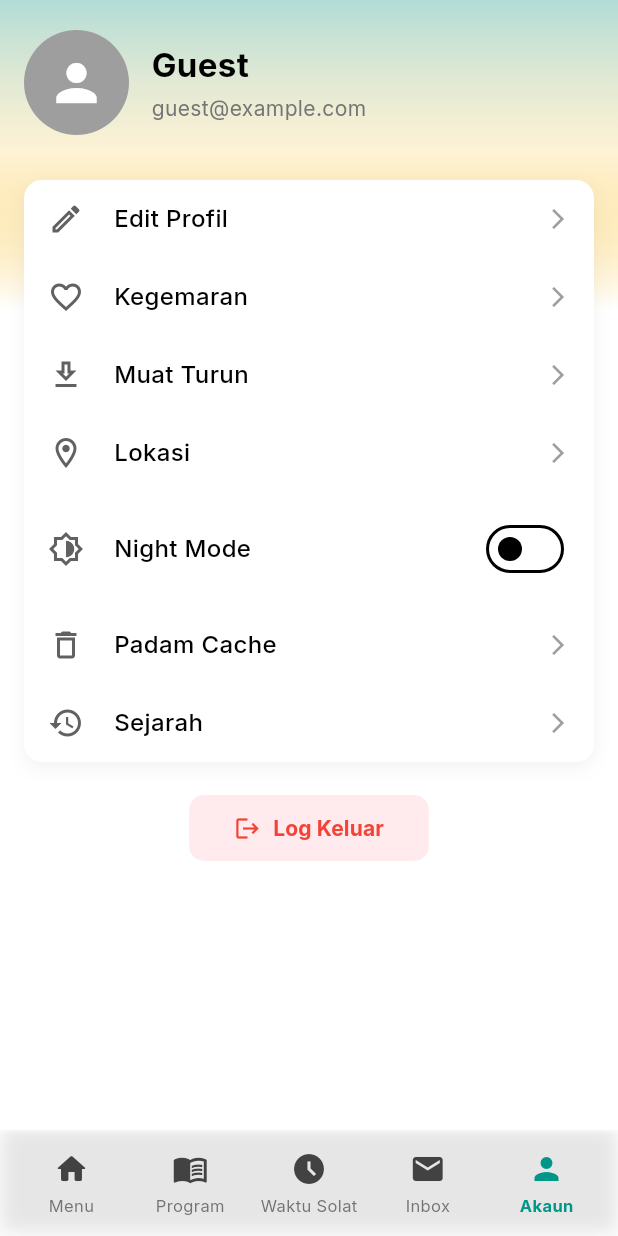
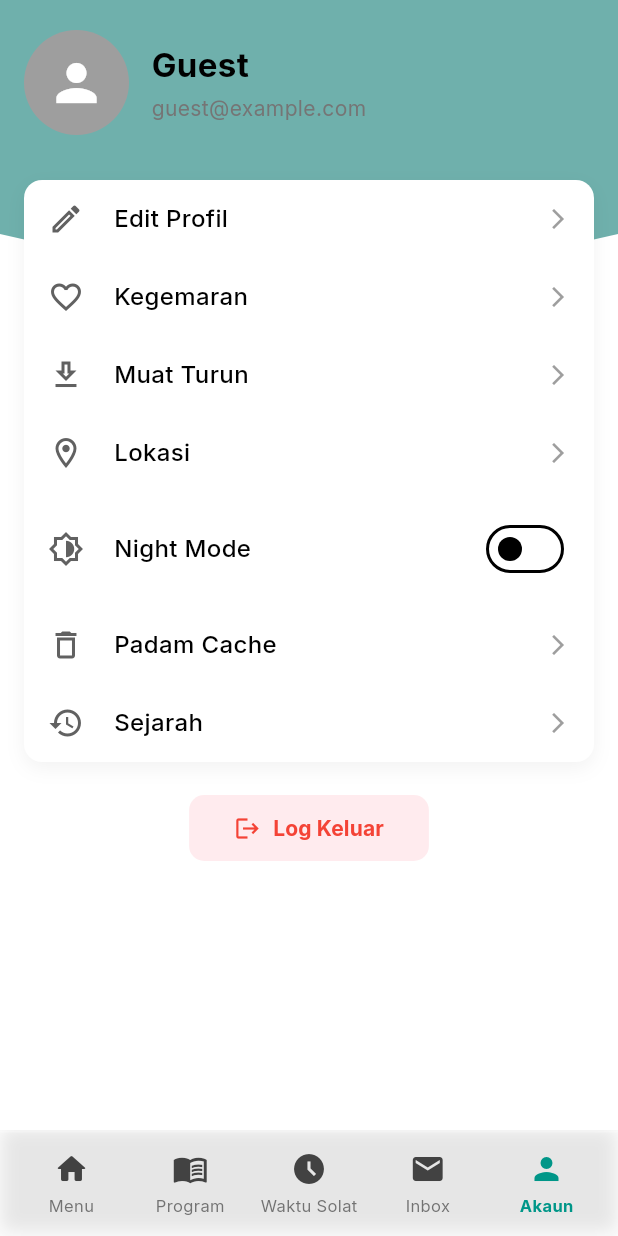
Before and after one commit to adamnymy/waqaffelda_apk, a Flutter app: the AkaunPage screen opened directly, on a phone screen of 412 x 824 dp. Run offline on Flutter 3.47's test engine with Material 3 defaults, Android fonts, the phone set to English and light mode, and no system bars; our stand-ins replace flutter_compass, flutter_local_notifications, flutter_map, flutter_svg, geocoding, geolocator and 6 more; missing offline and left inert: quran, workmanager; accounts and stored records are empty; network calls fail; statements that could not run were skipped; project files that could hold a hidden picture were left out.

Commit message:
redesign the accoutn page

```diff
--- a/lib/pages/navbar_pages/akaun/akaunpage.dart
+++ b/lib/pages/navbar_pages/akaun/akaunpage.dart
@@ -63,19 +63,12 @@ class _AkaunPageState extends State<AkaunPage> {
         controller: _scrollController,
         child: Stack(
           children: [
-            // Latar belakang bergradien yang sama seperti Homepage
-            Container(
-              height: screenHeight * 0.25 + statusBarHeight,
-              decoration: BoxDecoration(
-                gradient: LinearGradient(
-                  begin: Alignment.topCenter,
-                  end: Alignment.bottomCenter,
-                  colors: [
-                    const Color(0xFF00897B).withOpacity(0.3),
-                    const Color(0xFFFBC02D).withOpacity(0.2),
-                    Colors.white,
-                  ],
-                ),
+            // Solid teal background with wavy bottom (same as Homepage)
+            ClipPath(
+              clipper: WaveClipper(),
+              child: Container(
+                height: screenHeight * 0.25 + statusBarHeight,
+                color: const Color(0xFF6FB0AC),
               ),
             ),
             // Kandungan utama dengan SafeArea
@@ -248,3 +241,26 @@ class _AkaunPageState extends State<AkaunPage> {
     );
   }
 }
+
+// WaveClipper for wavy bottom design (same as Homepage)
+class WaveClipper extends CustomClipper<Path> {
+  @override
+  Path getClip(Size size) {
+    var path = Path();
+    path.lineTo(0, size.height - 50); // Start path
+    var controlPoint = Offset(size.width / 2, size.height);
+    var endPoint = Offset(size.width, size.height - 50);
+    path.quadraticBezierTo(
+      controlPoint.dx,
+      controlPoint.dy,
+      endPoint.dx,
+      endPoint.dy,
+    );
+    path.lineTo(size.width, 0);
+    path.close();
+    return path;
+  }
+
+  @override
+  bool shouldReclip(CustomClipper<Path> oldClipper) => false;
+}
```
